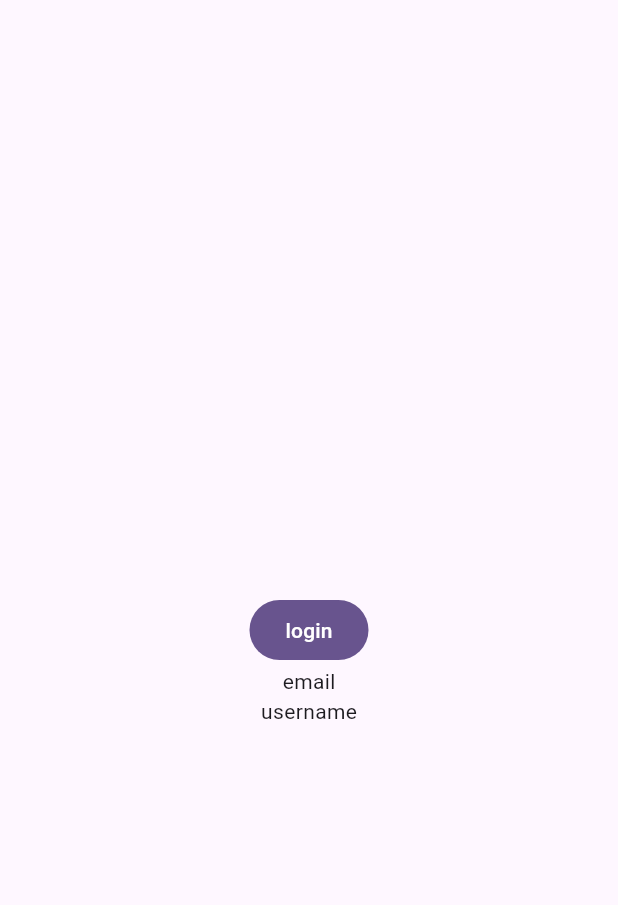
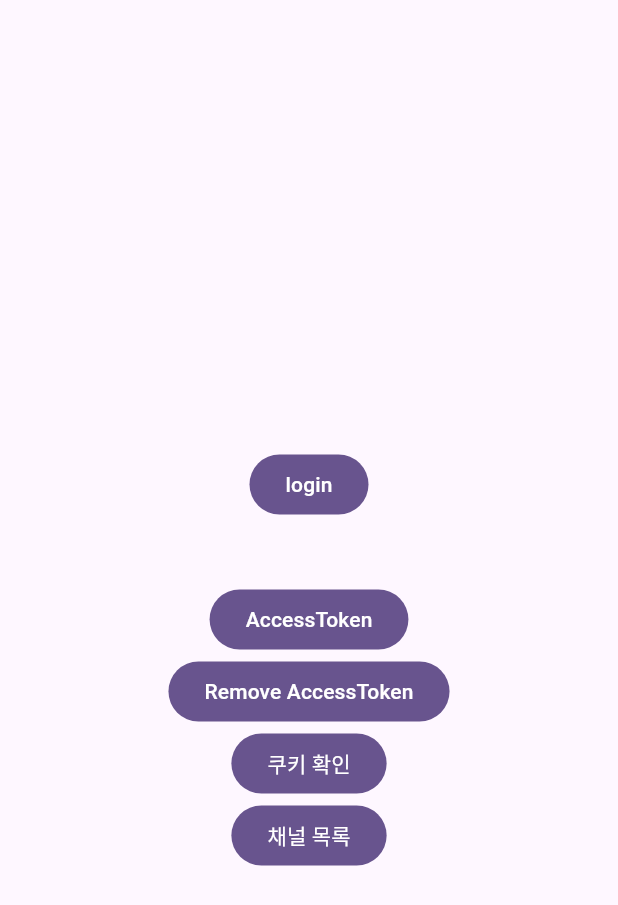
Before and after one commit to typhoon0678/coflow-login-practice, a Flutter app: the screen it shows after launch, on a phone screen of 412 x 824 dp. Shown: the top 905 px of the screen. Run offline on Flutter 3.47's test engine with Material 3 defaults, Android fonts, the phone set to English and light mode, and no system bars; our stand-ins replace cookie_jar, dio, dio_cookie_manager, flutter_dotenv, flutter_riverpod, flutter_secure_storage.

Commit message:
feat: accessToken, refreshToken 관리 interceptors에서 member 업데이트 추가 필요

```diff
--- a/lib/view/home.dart
+++ b/lib/view/home.dart
@@ -1,14 +1,19 @@
-import 'package:coflow_login_practice/viewmodel/memberViewModel.dart';
+import 'package:coflow_login_practice/util/cookie_jar.dart';
+import 'package:coflow_login_practice/viewmodel/chat_channel_view_model.dart';
+import 'package:coflow_login_practice/viewmodel/member_view_model.dart';
 import 'package:flutter/material.dart';
 import 'package:flutter_dotenv/flutter_dotenv.dart';
 import 'package:flutter_riverpod/flutter_riverpod.dart';
+import 'package:flutter_secure_storage/flutter_secure_storage.dart';
 
 class HomeView extends ConsumerWidget {
   const HomeView({super.key});
 
   @override
   Widget build(BuildContext context, WidgetRef ref) {
-    var viewModel = ref.watch(memberViewModelProvider);
+    var memberProvider = ref.watch(memberViewModelProvider);
+    var chatChannelProvider = ref.watch(chatChannelViewModelProvider);
+    final storage = FlutterSecureStorage();
 
     return Scaffold(
       appBar: AppBar(),
@@ -18,12 +23,32 @@ class HomeView extends ConsumerWidget {
           mainAxisAlignment: MainAxisAlignment.center,
           crossAxisAlignment: CrossAxisAlignment.center,
           children: [
+            (memberProvider.isLogin())
+                ? FilledButton(onPressed: () => {}, child: Text("logout"))
+                : FilledButton(
+                    onPressed: () => memberProvider.login(
+                        dotenv.get("TEST_EMAIL"), dotenv.get("TEST_PASSWORD")),
+                    child: Text("login")),
+            Text(memberProvider.getEmail() ?? ""),
+            Text(memberProvider.getUsername() ?? ""),
             FilledButton(
-                onPressed: () =>
-                    viewModel.login(dotenv.get("TEST_EMAIL"),dotenv.get("TEST_PASSWORD")),
-                child: Text("login")),
-            Text(viewModel.getEmail()),
-            Text(viewModel.getUsername()),
+                onPressed: () async =>
+                    print(await storage.read(key: "accessToken")),
+                child: Text("AccessToken")),
+            FilledButton(
+                onPressed: () async => await storage.delete(key: "accessToken"),
+                child: Text("Remove AccessToken")),
+            FilledButton(
+                onPressed: () async => await listCookies(),
+                child: Text("쿠키 확인")),
+            FilledButton(
+                onPressed: () => chatChannelProvider.fetchChannelList(),
+                child: Text("채널 목록")),
+            Column(
+              children: chatChannelProvider.getChannelList().map((channel) {
+                return Text(channel.channelName ?? "");
+              }).toList(),
+            ),
           ],
         ),
       )),
--- /dev/null
+++ b/lib/viewmodel/chat_channel_view_model.dart
@@ -0,0 +1,18 @@
+import 'package:coflow_login_practice/model/channel.dart';
+import 'package:coflow_login_practice/repository/chat_channel_repository.dart';
+import 'package:flutter/cupertino.dart';
+import 'package:flutter_riverpod/flutter_riverpod.dart';
+
+final chatChannelViewModelProvider =
+    ChangeNotifierProvider((ref) => ChatChannelViewModel());
+
+class ChatChannelViewModel with ChangeNotifier {
+  var chatChannelRepository = ChatChannelRepository();
+
+  List<Channel> getChannelList() => chatChannelRepository.channelList;
+
+  void fetchChannelList() async {
+    await chatChannelRepository.getChannelList();
+    notifyListeners();
+  }
+}
--- a/lib/viewmodel/memberViewModel.dart
+++ b/lib/viewmodel/member_view_model.dart
@@ -1,16 +1,21 @@
-import 'package:coflow_login_practice/repository/memberRepository.dart';
+import 'package:coflow_login_practice/model/member.dart';
+import 'package:coflow_login_practice/repository/member_repository.dart';
 import 'package:flutter/cupertino.dart';
 import 'package:flutter_riverpod/flutter_riverpod.dart';
 
 final memberViewModelProvider =
     ChangeNotifierProvider((ref) => MemberViewModel());
 
+
 class MemberViewModel with ChangeNotifier {
+
   var memberRepository = MemberRepository();
 
-  String getEmail() => memberRepository.member.email;
+  bool isLogin() => memberRepository.member.email != null;
 
-  String getUsername() => memberRepository.member.username;
+  String? getEmail() => memberRepository.member.email;
+
+  String? getUsername() => memberRepository.member.username;
 
   void login(String email, String password) async {
     await memberRepository.login(email, password);
@@ -21,4 +26,9 @@ class MemberViewModel with ChangeNotifier {
     await memberRepository.getMemberInfo();
     notifyListeners();
   }
+
+  void setMember(var responseData) {
+    memberRepository.setMember(responseData);
+    notifyListeners();
+  }
 }
--- a/pubspec.yaml
+++ b/pubspec.yaml
@@ -15,6 +15,11 @@ dependencies:
   riverpod_annotation: ^2.6.1
   dio: ^5.7.0
   flutter_dotenv: ^5.2.1
+  cookie_jar: ^4.0.8
+  dio_cookie_manager: ^3.1.1
+  flutter_secure_storage: ^9.2.4
+  permission_handler: ^11.3.1
+  path_provider: ^2.1.5
 
 dev_dependencies:
   flutter_test:
```
Also changed, not shown: lib/model/channel.dart (added, +18 -0 lines), lib/model/member.dart (+19 -5 lines), lib/repository/chat_channel_repository.dart (added, +25 -0 lines), lib/repository/memberRepository.dart (deleted, +0 -32 lines), lib/repository/member_repository.dart (added, +52 -0 lines), lib/util/cookie_jar.dart (added, +54 -0 lines), lib/util/dio_api.dart (added, +65 -0 lines), pubspec.lock, 4 other files.
